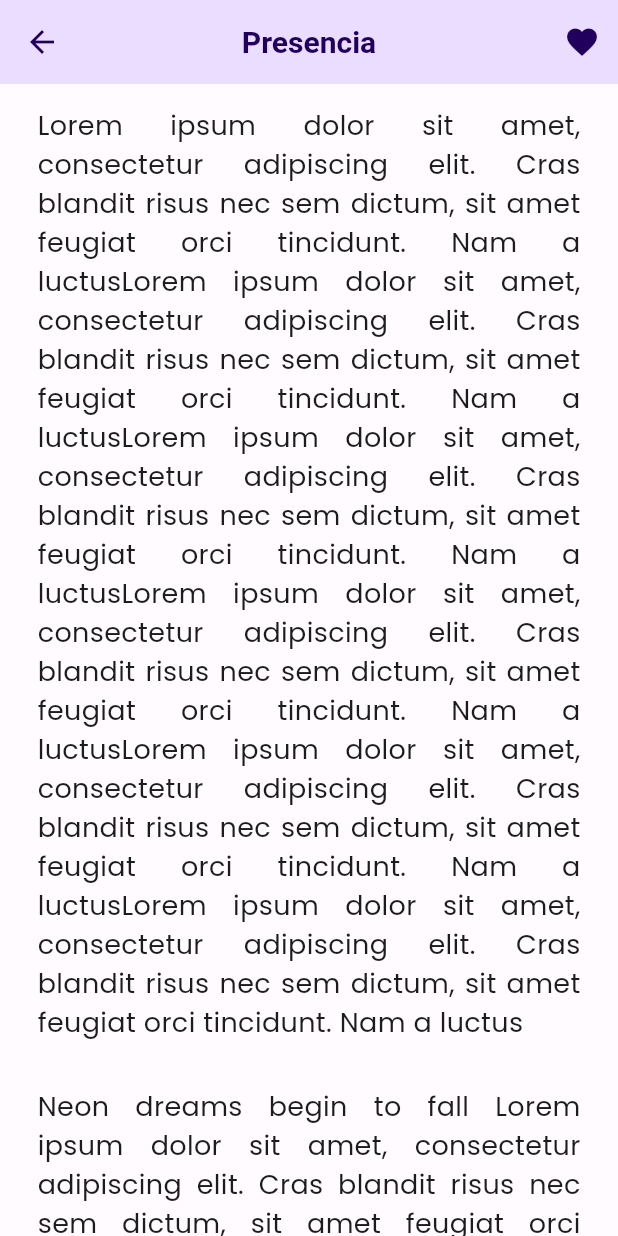
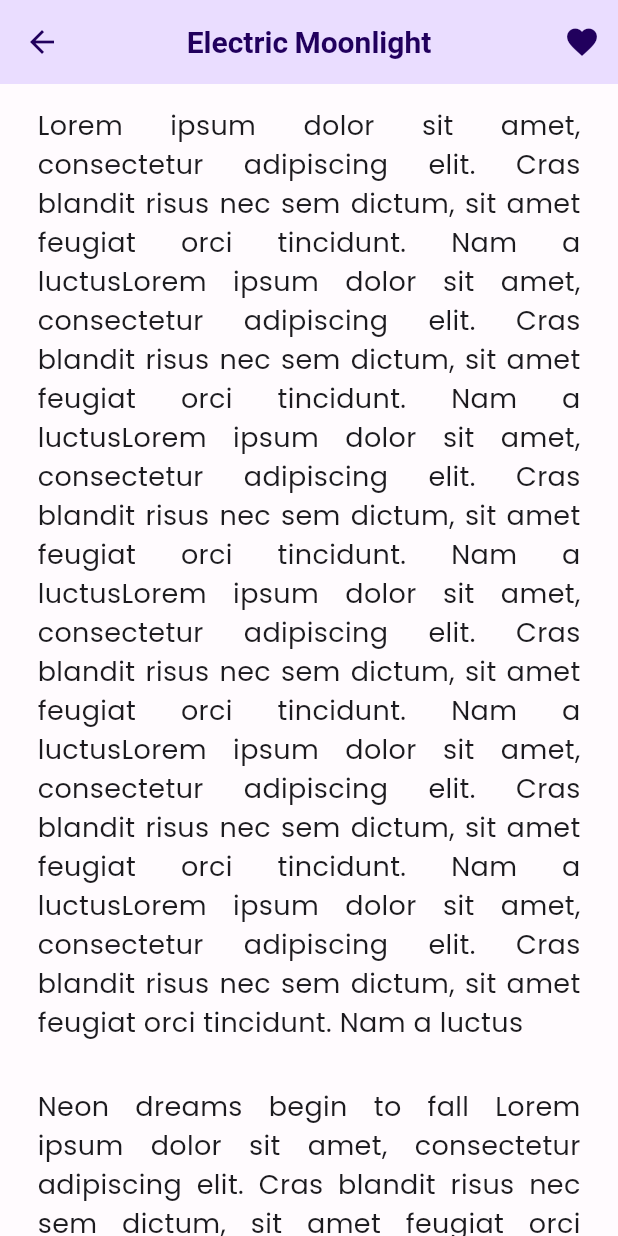
Before and after one commit to owenmorales5/rv-app, a Flutter app: the screen it shows after launch, after a tap on "Electric Moonlight", on a phone screen of 412 x 824 dp. Run offline on Flutter 3.47's test engine with Material 3 defaults, Android fonts, the phone set to English and light mode, and no system bars; our stand-ins replace google_fonts.

Commit message:
se  agrega modo seleccion

```diff
--- a/lib/main.dart
+++ b/lib/main.dart
@@ -1,6 +1,6 @@
 import 'package:flutter/material.dart';
 import 'package:rv_app/config/theme.dart';
-import 'package:rv_app/screens/home.dart';
+import 'package:rv_app/screens/index_view.dart';
 
 void main() {
   runApp(const MainApp());
@@ -16,7 +16,7 @@ class MainApp extends StatelessWidget {
       darkTheme: AppThemeCustom.darkTheme,
       themeMode: ThemeMode.system,
       debugShowCheckedModeBanner: false,
-      home: HomeScreen(),
+      home: IndexScreen(),
     );
   }
 }
--- a/lib/screens/home.dart
+++ /dev/null
@@ -1,30 +0,0 @@
-import 'package:flutter/material.dart';
-import 'package:rv_app/views/index_view.dart';
-
-class HomeScreen extends StatefulWidget {
-  const HomeScreen({super.key});
-
-  @override
-  State<HomeScreen> createState() => _HomeScreenState();
-}
-
-class _HomeScreenState extends State<HomeScreen> {
-  @override
-  Widget build(BuildContext context) {
-    return Scaffold(
-      body: Center(child: IndexView()),
-      bottomNavigationBar: BottomNavigationBar(
-        items: const <BottomNavigationBarItem>[
-          BottomNavigationBarItem(icon: Icon(Icons.home), label: 'Home'),
-          BottomNavigationBarItem(
-            icon: Icon(Icons.business),
-            label: 'Business',
-          ),
-          BottomNavigationBarItem(icon: Icon(Icons.school), label: 'School'),
-        ],
-        currentIndex: 0,
-        onTap: (index) {},
-      ),
-    );
-  }
-}
--- a/lib/views/index_view.dart
+++ b/lib/screens/index_view.dart
@@ -2,14 +2,22 @@ import 'package:flutter/material.dart';
 import 'package:rv_app/screens/lyrics.dart';
 import 'package:rv_app/services/lirycs.dart';
 
-class IndexView extends StatefulWidget {
-  const IndexView({super.key});
+class IndexScreen extends StatefulWidget {
+  const IndexScreen({super.key});
 
   @override
-  State<IndexView> createState() => _IndexViewState();
+  State<IndexScreen> createState() => _IndexScreenState();
 }
 
-class _IndexViewState extends State<IndexView> {
+class _IndexScreenState extends State<IndexScreen> {
+  List<String> selectedSongsIds = [];
+  late Future<List<Map<String, dynamic>>> lyricsFuture;
+  @override
+  void initState() {
+    super.initState();
+    lyricsFuture = loadLyrics(); // Se carga una sola vez
+  }
+
   @override
   Widget build(BuildContext context) {
     return Scaffold(
@@ -66,7 +74,7 @@ class _IndexViewState extends State<IndexView> {
         ),
       ),
       body: FutureBuilder<List<Map<String, dynamic>>>(
-        future: loadLyrics(),
+        future: lyricsFuture,
         builder: (context, snapshot) {
           if (snapshot.connectionState == ConnectionState.waiting) {
             return Center(child: CircularProgressIndicator());
@@ -83,10 +91,39 @@ class _IndexViewState extends State<IndexView> {
                 final lyric = lyrics[index];
                 return ListTile(
                   title: Text(lyric['title']),
-                  leading: const Icon(Icons.music_note),
-                  trailing: const Icon(Icons.arrow_forward_ios),
+                  leading:
+                      selectedSongsIds.contains(lyric['id'].toString())
+                          ? const Icon(Icons.check)
+                          : const Icon(Icons.music_note),
+                  trailing:
+                      selectedSongsIds.isNotEmpty
+                          ? null
+                          : const Icon(Icons.arrow_forward_ios),
+                  selected: selectedSongsIds.contains(lyric['id'].toString()),
+                  onLongPress: () {
+                    setState(() {
+                      selectedSongsIds.add(lyric['id'].toString());
+                    });
+                  },
                   onTap: () {
-                    //Navigate to another screen or perform an action
+                    if (selectedSongsIds.isNotEmpty) {
+                      final id = lyric['id'].toString();
+
+                      // Verificamos si ya existe el ID en el arreglo
+                      final exists = selectedSongsIds.any(
+                        (e) => e.toString() == id,
+                      );
+
+                      if (exists) {
+                        selectedSongsIds.removeWhere((e) => e.toString() == id);
+                      } else {
+                        selectedSongsIds.add(id);
+                      }
+
+                      setState(() {});
+                      return;
+                    }
+
                     Navigator.of(context).push(
                       MaterialPageRoute(
                         builder:
--- a/lib/screens/lyrics.dart
+++ b/lib/screens/lyrics.dart
@@ -7,9 +7,20 @@ class LyricsScreen extends StatelessWidget {
 
   @override
   Widget build(BuildContext context) {
+    return FutureBuilder<Map<String, dynamic>>(
+      future: getLyricsById(songId),
+      builder: (context, snapshot) {
+        if (snapshot.connectionState == ConnectionState.waiting) {
+          return Center(child: CircularProgressIndicator());
+        } else if (snapshot.hasError) {
+          return Text('Error: ${snapshot.error}');
+        } else if (!snapshot.hasData || snapshot.data!.isEmpty) {
+          return Text('No lyrics found.');
+        } else {
+          final lyrics = snapshot.data!;
           return Scaffold(
             appBar: AppBar(
-        title: Text('Presencia'),
+              title: Text(lyrics['title']),
               leading: IconButton(
                 onPressed: () {
                   Navigator.pop(context);
@@ -25,19 +36,8 @@ class LyricsScreen extends StatelessWidget {
                 ),
               ],
             ),
-      body: FutureBuilder<List<String>>(
-        future: getLyricsById(songId),
-        builder: (context, snapshot) {
-          if (snapshot.connectionState == ConnectionState.waiting) {
-            return Center(child: CircularProgressIndicator());
-          } else if (snapshot.hasError) {
-            return Text('Error: ${snapshot.error}');
-          } else if (!snapshot.hasData || snapshot.data!.isEmpty) {
-            return Text('No lyrics found.');
-          } else {
-            final lyrics = snapshot.data!;
-            return ListView.builder(
-              itemCount: lyrics.length,
+            body: ListView.builder(
+              itemCount: lyrics['lyrics'].length,
               itemBuilder: (context, index) {
                 return Padding(
                   padding: const EdgeInsets.symmetric(
@@ -45,16 +45,16 @@ class LyricsScreen extends StatelessWidget {
                     horizontal: 25.0,
                   ),
                   child: Text(
-                    lyrics[index],
+                    lyrics['lyrics'][index],
                     style: TextStyle(fontSize: 18),
                     textAlign: TextAlign.justify,
                   ),
                 );
               },
+            ),
           );
         }
       },
-      ),
     );
   }
 }
--- a/lib/services/lirycs.dart
+++ b/lib/services/lirycs.dart
@@ -8,8 +8,8 @@ Future<List<Map<String, dynamic>>> loadLyrics() async {
   return jsonData.cast<Map<String, dynamic>>();
 }
 
-Future<List<String>> getLyricsById(String id) async {
+Future<Map<String, dynamic>> getLyricsById(String id) async {
   final List<Map<String, dynamic>> lyricsList = await loadLyrics();
   final lirycs = (lyricsList.firstWhere((item) => item['id'].toString() == id));
-  return (lirycs['lyrics'] as List).cast<String>();
+  return lirycs;
 }
```
Lines whose indentation alone changed are shown as unchanged.
